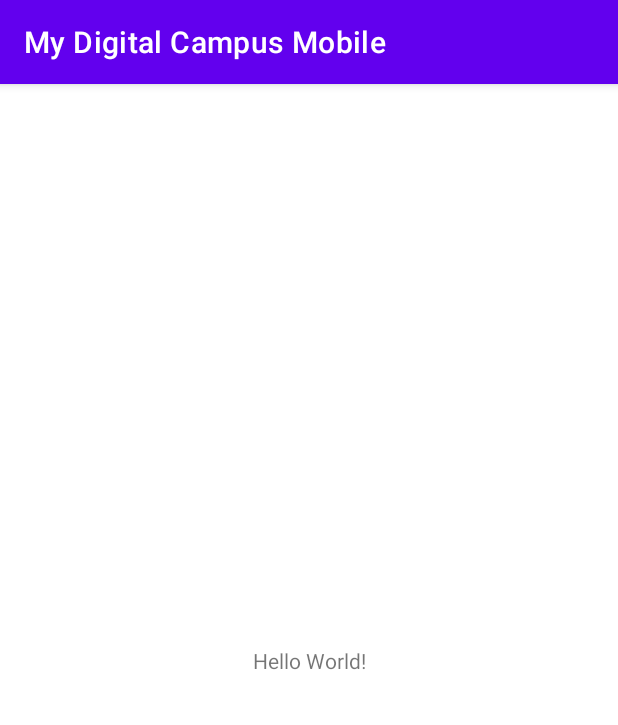
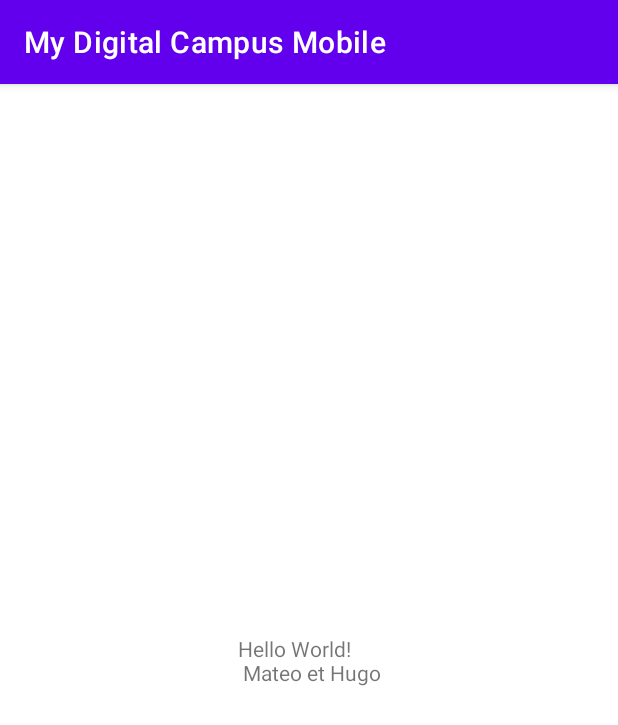
Before and after one commit to Rayane-WD/My-Digital-Campus-Mobile, an Android app: the screen it shows after launch (MainActivity), on a phone screen of 412 x 824 dp. Shown: the top 725 px of the screen. Run offline under Robolectric (Android 15) with nearby library versions, the phone set to English and light mode, and no system bars.

Commit message:
test changer hello world

```diff
--- a/app/src/main/res/layout/activity_main.xml
+++ b/app/src/main/res/layout/activity_main.xml
@@ -9,7 +9,7 @@
     <TextView
         android:layout_width="wrap_content"
         android:layout_height="wrap_content"
-        android:text="Hello World!"
+        android:text="Hello World!\n Mateo et Hugo"
         app:layout_constraintBottom_toBottomOf="parent"
         app:layout_constraintLeft_toLeftOf="parent"
         app:layout_constraintRight_toRightOf="parent"
```
